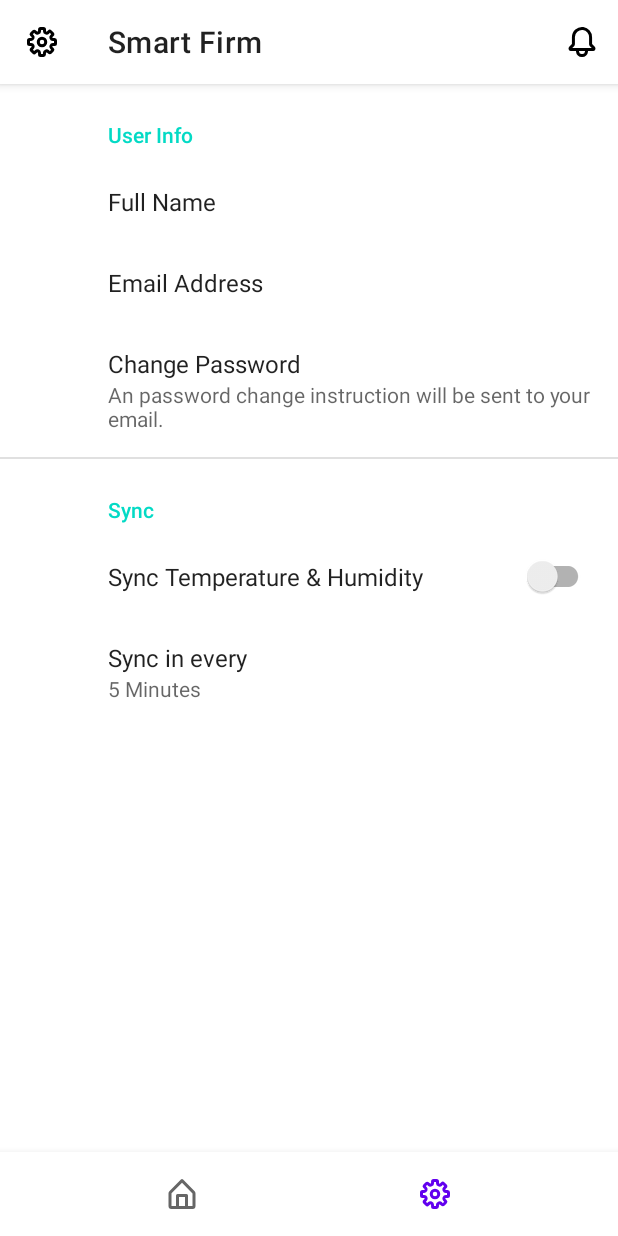
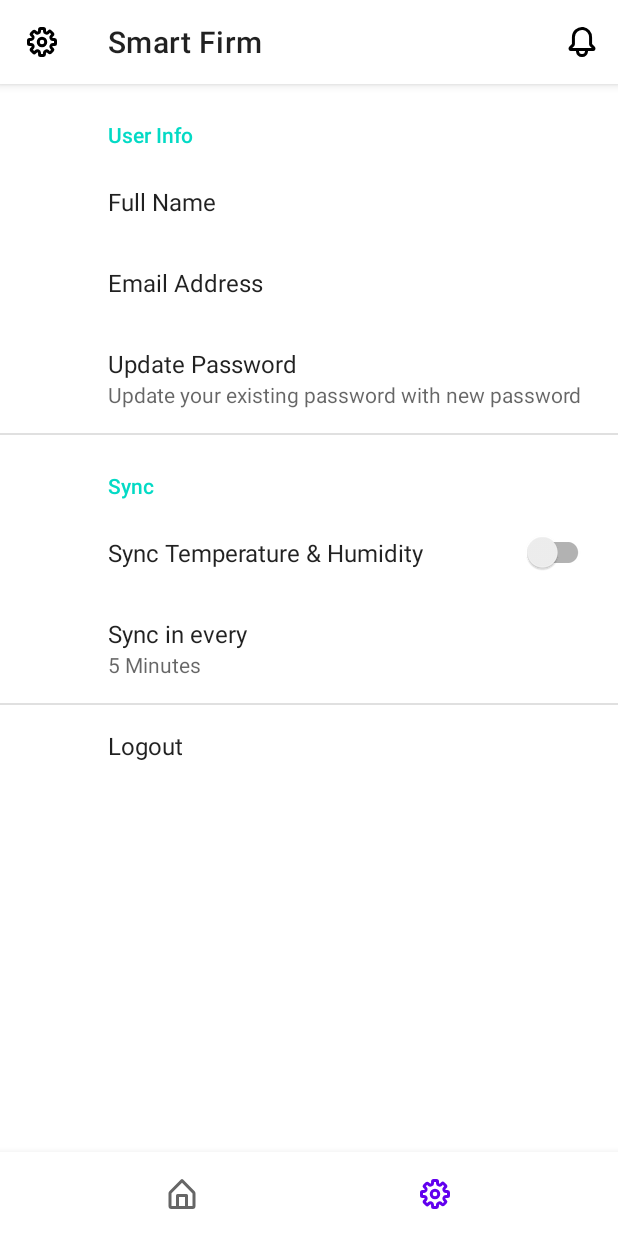
Before and after one commit to mazharulsabbir/BroilerFirmAutomation, an Android app: the screen it shows after launch once a user with an empty profile is signed in (MainActivity), item 2 of the bottom bar chosen, on a phone screen of 412 x 824 dp. Run offline under Robolectric (Android 15) with nearby library versions, the phone set to English and light mode, and no system bars; our stand-ins replace Firebase (no records; nobody signed in at launch, a user with empty details on screens opened directly), androidx.preference; libraries missing offline, so code that uses them is left out: com.github.mikephil.charting; 2 statements that could not run were skipped.

Commit message:
update password

```diff
--- a/app/src/main/res/xml/root_preferences.xml
+++ b/app/src/main/res/xml/root_preferences.xml
@@ -10,10 +10,10 @@
             app:key="email_address"
             app:title="@string/email_address" />
 
-        <Preference
+        <EditTextPreference
             app:key="request_password_change"
-            app:summary="An password change instruction will be sent to your email."
-            app:title="Change Password" />
+            app:summary="Update your existing password with new password"
+            app:title="Update Password" />
 
     </PreferenceCategory>
 
@@ -35,4 +35,10 @@
 
     </PreferenceCategory>
 
+    <PreferenceCategory>
+        <Preference
+            app:key="logout"
+            app:title="Logout" />
+    </PreferenceCategory>
+
 </PreferenceScreen>
```
Also changed, not shown: app/src/main/java/tarmsbd/iot/automation/broilerfirm/ui/main/view/fragments/SettingsFragment.kt (+32 -2 lines).
